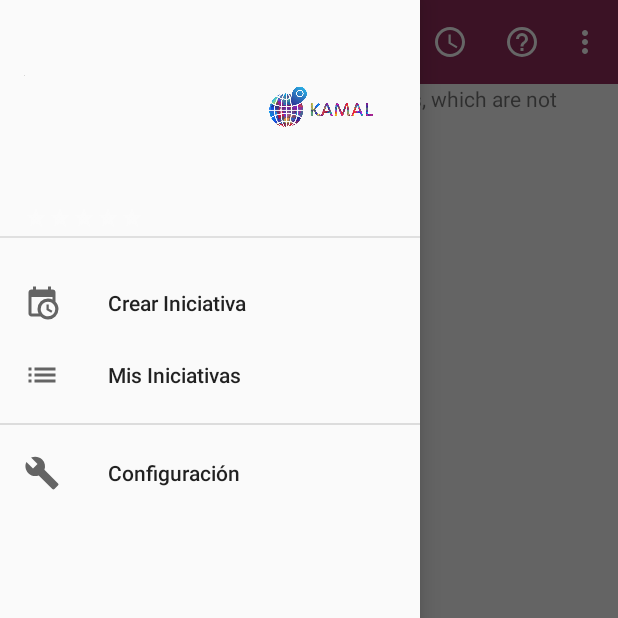
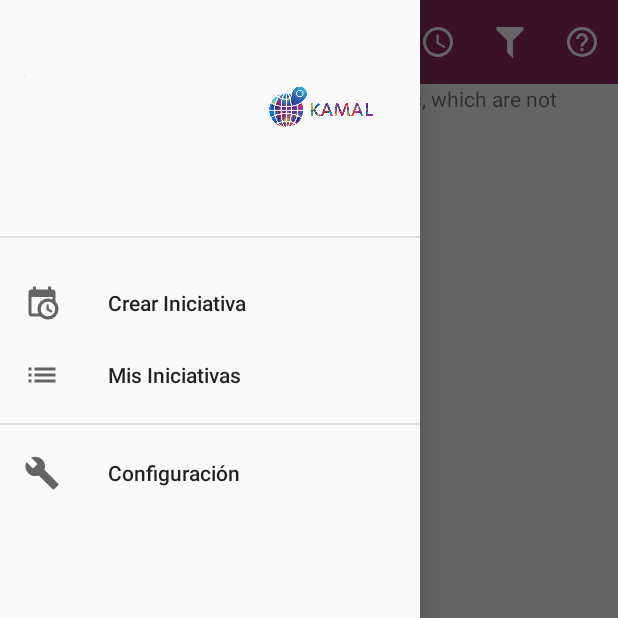
Before and after one commit to archidemus/kamal, an Android app: the screen it shows after launch once a user with an empty profile is signed in (InitiativesActivity), with the side drawer open, on a phone screen of 412 x 824 dp, the top half of it. Run offline under Robolectric (Android 15) with nearby library versions, the phone set to English and light mode, and no system bars; our stand-ins replace Firebase (no records; nobody signed in at launch, a user with empty details on screens opened directly), Picasso; libraries missing offline, so code that uses them is left out: com.akexorcist.googledirection, me.bendik.simplerangeview; plain views replace SimpleRangeView; pictures from the network do not load; 5 statements that could not run were skipped.

Commit message:
Funcionando todo en android studio 3

```diff
--- a/app/src/main/res/menu/main_menu.xml
+++ b/app/src/main/res/menu/main_menu.xml
@@ -16,13 +16,7 @@
         android:id="@+id/toolbar_filter"
         android:icon="@drawable/ic_filter"
         android:title="Filtrar"
-        app:showAsAction="ifRoom"/>
-    <item
-        android:id="@+id/toolbar_help"
-        android:icon="@drawable/ic_help_circle_outline"
-        android:title="Ir"
-        app:showAsAction="always|withText"
-        />
+        app:showAsAction="always|withText"/>
     <item
         android:id="@+id/toolbar_ir"
         android:title="Ir"
@@ -30,6 +24,7 @@
     <item
         android:id="@+id/toolbar_help"
         android:icon="@drawable/ic_help_circle_outline"
-        android:title="Ayuda"
-        app:showAsAction="ifRoom"/>
+        android:title="Ir"
+        app:showAsAction="always|withText"
+        />
 </menu>
```
